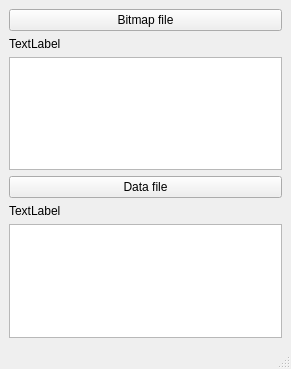
Before: the Qt Designer form mainwindow.ui in LuisMSuarez/QTSampleApp, drawn with Qt 5.
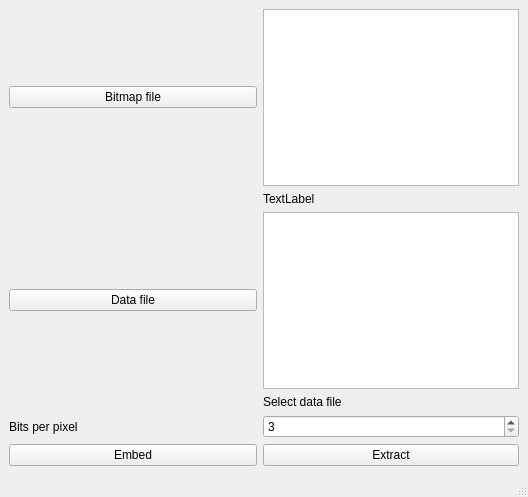
After: the same form once the commit is applied.

Commit message: Added rest of controls in a grid layout and wired up encode and extract logic to push buttons

Patch:
```diff
--- a/mainwindow.ui
+++ b/mainwindow.ui
@@ -6,49 +6,109 @@
    <rect>
     <x>0</x>
     <y>0</y>
-    <width>291</width>
-    <height>369</height>
+    <width>528</width>
+    <height>497</height>
    </rect>
   </property>
   <property name="windowTitle">
    <string>MainWindow</string>
   </property>
   <widget class="QWidget" name="centralwidget">
-   <layout class="QVBoxLayout" name="verticalLayout_2">
-    <item>
+   <layout class="QGridLayout" name="gridLayout">
+    <item row="2" column="1">
+     <widget class="QPlainTextEdit" name="plainTextEdit">
+      <property name="sizePolicy">
+       <sizepolicy hsizetype="Maximum" vsizetype="Expanding">
+        <horstretch>0</horstretch>
+        <verstretch>0</verstretch>
+       </sizepolicy>
+      </property>
+     </widget>
+    </item>
+    <item row="4" column="1">
+     <widget class="QSpinBox" name="spinBoxBitsPerPixel">
+      <property name="minimum">
+       <number>3</number>
+      </property>
+      <property name="maximum">
+       <number>24</number>
+      </property>
+      <property name="singleStep">
+       <number>3</number>
+      </property>
+     </widget>
+    </item>
+    <item row="5" column="1">
+     <widget class="QPushButton" name="pushButtonExtract">
+      <property name="text">
+       <string>Extract</string>
+      </property>
+     </widget>
+    </item>
+    <item row="4" column="0">
+     <widget class="QLabel" name="label">
+      <property name="text">
+       <string>Bits per pixel</string>
+      </property>
+     </widget>
+    </item>
+    <item row="1" column="1">
+     <widget class="QLabel" name="labelSourceBitmapFilePath">
+      <property name="text">
+       <string>TextLabel</string>
+      </property>
+     </widget>
+    </item>
+    <item row="0" column="1">
+     <widget class="QGraphicsView" name="graphicsView">
+      <property name="sizePolicy">
+       <sizepolicy hsizetype="Maximum" vsizetype="Expanding">
+        <horstretch>0</horstretch>
+        <verstretch>0</verstretch>
+       </sizepolicy>
+      </property>
+     </widget>
+    </item>
+    <item row="0" column="0">
      <widget class="QPushButton" name="pushButtonFileSelection">
+      <property name="sizePolicy">
+       <sizepolicy hsizetype="MinimumExpanding" vsizetype="Fixed">
+        <horstretch>0</horstretch>
+        <verstretch>0</verstretch>
+       </sizepolicy>
+      </property>
       <property name="text">
        <string>Bitmap file</string>
       </property>
      </widget>
     </item>
-    <item>
-     <widget class="QLabel" name="labelSourceBitmapFilePath">
+    <item row="3" column="1">
+     <widget class="QLabel" name="labelDataFileSourcePath">
       <property name="text">
-       <string>TextLabel</string>
+       <string>Select data file</string>
       </property>
      </widget>
     </item>
-    <item>
-     <widget class="QGraphicsView" name="graphicsView"/>
+    <item row="5" column="0">
+     <widget class="QPushButton" name="pushButtonEmbed">
+      <property name="text">
+       <string>Embed</string>
+      </property>
+     </widget>
     </item>
-    <item>
+    <item row="2" column="0">
      <widget class="QPushButton" name="pushButtonDataFileSelection">
+      <property name="sizePolicy">
+       <sizepolicy hsizetype="MinimumExpanding" vsizetype="Fixed">
+        <horstretch>0</horstretch>
+        <verstretch>0</verstretch>
+       </sizepolicy>
+      </property>
       <property name="text">
        <string>Data file</string>
       </property>
      </widget>
     </item>
-    <item>
-     <widget class="QLabel" name="labelDataFileSourcePath">
-      <property name="text">
-       <string>TextLabel</string>
-      </property>
-     </widget>
-    </item>
-    <item>
-     <widget class="QPlainTextEdit" name="plainTextEdit"/>
-    </item>
    </layout>
   </widget>
   <widget class="QMenuBar" name="menubar">
```
Left out of the diff: 2 changed lines with no effect on the pictures. The commit also changes 12 other files.
